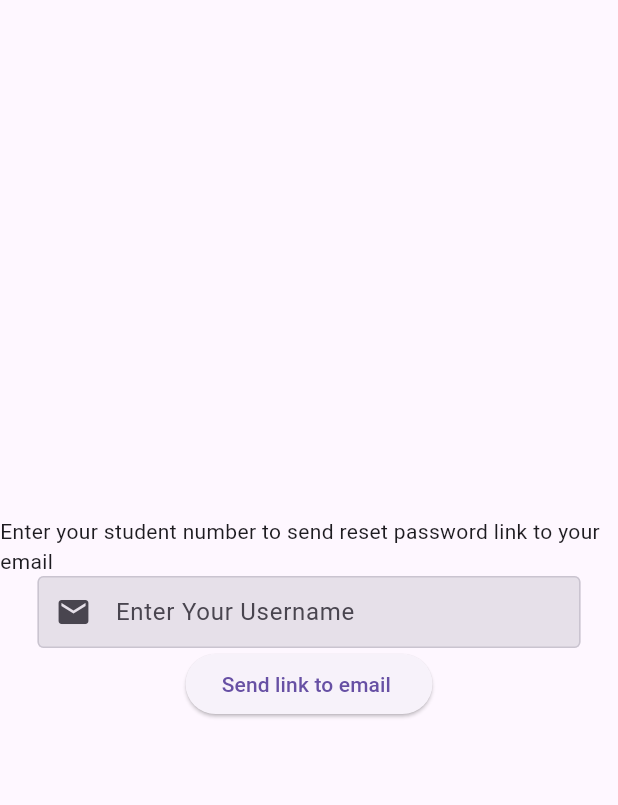
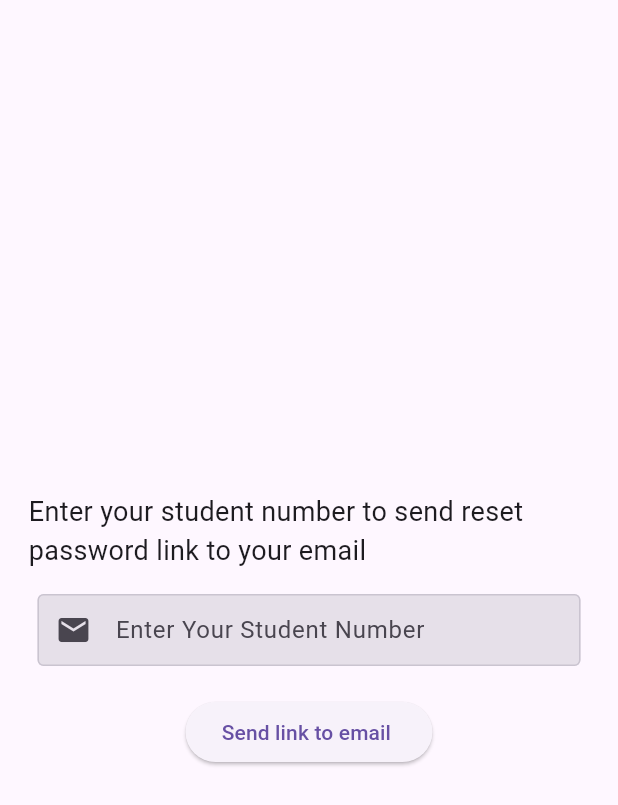
Before and after one commit to moathzayn/uniapp, a Flutter app: the ResetPasswordScreen screen opened directly, on a phone screen of 412 x 824 dp. Shown: the top 805 px of the screen. Run offline on Flutter 3.47's test engine with Material 3 defaults, Android fonts, the phone set to English and light mode, and no system bars; our stand-ins replace cloud_firestore, firebase_auth, firebase_core, firebase_storage, flutter_riverpod, image_picker and 2 more; accounts and stored records are empty; network calls fail.

Commit message:
fix some bugs

```diff
--- a/lib/screens/reset_password_screen.dart
+++ b/lib/screens/reset_password_screen.dart
@@ -33,16 +33,24 @@ class _ResetPasswordScreenState extends State<ResetPasswordScreen> {
         child: Column(
           mainAxisAlignment: MainAxisAlignment.center,
           children: [
-            const Text(
-                'Enter your student number to send reset password link to your email'),
+            const Padding(
+              padding: EdgeInsets.symmetric(vertical: 16, horizontal: 19),
+              child: Text(
+                'Enter your student number to send reset password link to your email',
+                style: TextStyle(fontSize: 18),
+              ),
+            ),
             Padding(
               padding: const EdgeInsets.symmetric(horizontal: 25),
               child: TextFieldInput(
-                hintText: 'Enter Your Username',
+                hintText: 'Enter Your Student Number',
                 textEditingController: _emailController,
                 textInputType: TextInputType.name,
                 icon: const Icon(Icons.email),
               ),
+            ),
+            SizedBox(
+              height: 20,
             ),
             ElevatedButton(
                 onPressed: passwordReset,
```
